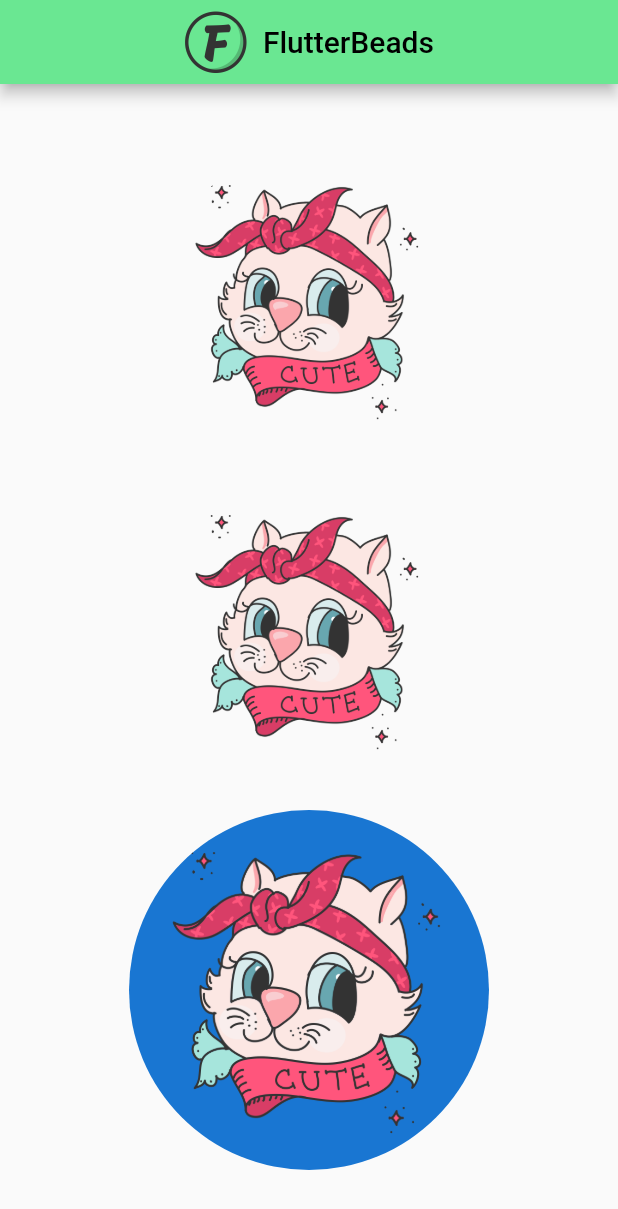
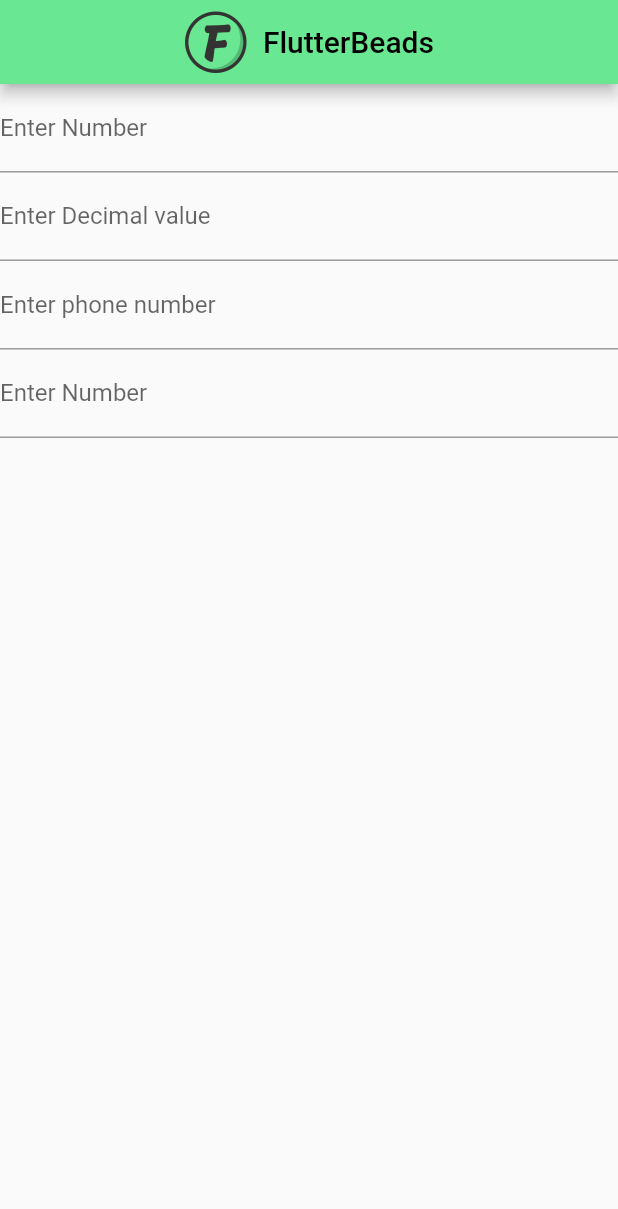
Before and after one commit to pinkeshdarji/flutter_demos_2, a Flutter app: the screen it shows after launch, on a phone screen of 412 x 824 dp. Shown: the top 1209 px of the screen. Run offline on Flutter 3.47's test engine with Material 2 defaults, Android fonts, the phone set to English and light mode, and no system bars.

Commit message:
numeric keyboard done

```diff
--- a/lib/circular_image/circular_image_demo.dart
+++ b/lib/circular_image/circular_image_demo.dart
@@ -28,40 +28,17 @@ class CircularImagemDemo extends StatelessWidget {
         backgroundColor: const Color(0xff6ae792),
       ),
       body: Column(
-        mainAxisAlignment: MainAxisAlignment.center,
+        mainAxisAlignment: MainAxisAlignment.start,
         children: [
-          Center(
-            child: Container(
-              width: 200.0,
-              height: 200.0,
-              decoration: const BoxDecoration(
-                  shape: BoxShape.circle,
-                  image: DecorationImage(
-                      fit: BoxFit.fill,
-                      image: AssetImage("assets/images/cat3.png"))),
-            ),
-          ),
-          SizedBox(
-            height: 20,
-          ),
-          Center(
-            child: ClipRRect(
-              borderRadius: BorderRadius.circular(8.0),
-              child: Container(
-                  width: 200.0,
-                  height: 200.0,
-                  child: Image.asset('assets/images/cat3.png')),
-            ),
-          ),
-          SizedBox(
-            height: 20,
+          const SizedBox(
+            height: 50,
           ),
           Center(
             child: CircleAvatar(
-              backgroundImage: AssetImage('assets/images/cat3.png'),
+              backgroundImage: const AssetImage('assets/images/catw3.png'),
               radius: 120,
               onBackgroundImageError: (e, s) {
-                debugPrint('xx, $e,$s');
+                debugPrint('Image issue, $e,$s');
               },
             ),
           )
--- a/lib/main.dart
+++ b/lib/main.dart
@@ -1,6 +1,6 @@
 import 'package:flutter/material.dart';
 
-import 'circular_image/circular_image_demo.dart';
+import 'numeric_keyboard/numeric_keyboard_demo.dart';
 
 void main() {
   runApp(const MyApp());
@@ -17,7 +17,7 @@ class MyApp extends StatelessWidget {
       theme: ThemeData(
         primarySwatch: Colors.blue,
       ),
-      home: CircularImagemDemo(),
+      home: NumericKeyboardDemo(),
     );
   }
 }
--- /dev/null
+++ b/lib/numeric_keyboard/numeric_keyboard_demo.dart
@@ -0,0 +1,65 @@
+import 'package:flutter/foundation.dart';
+import 'package:flutter/material.dart';
+import 'package:flutter/services.dart';
+
+class NumericKeyboardDemo extends StatelessWidget {
+  const NumericKeyboardDemo({Key? key}) : super(key: key);
+
+  @override
+  Widget build(BuildContext context) {
+    return GestureDetector(
+      onTap: () {
+        FocusManager.instance.primaryFocus?.unfocus();
+      },
+      child: Scaffold(
+        appBar: AppBar(
+          centerTitle: true,
+          title: Row(
+            mainAxisAlignment: MainAxisAlignment.center,
+            children: [
+              Image.asset(
+                'assets/images/logo.png',
+                scale: 12,
+              ),
+              const SizedBox(
+                width: 10,
+              ),
+              const Text(
+                'FlutterBeads',
+                style: TextStyle(color: Colors.black),
+              ),
+            ],
+          ),
+          backgroundColor: const Color(0xff6ae792),
+        ),
+        body: Column(
+          children: [
+            TextField(
+              decoration: InputDecoration(labelText: 'Enter Number'),
+              keyboardType: TextInputType.number,
+              inputFormatters: [FilteringTextInputFormatter.digitsOnly],
+            ),
+            TextField(
+              decoration: InputDecoration(labelText: 'Enter Decimal value'),
+              keyboardType: TextInputType.numberWithOptions(decimal: true),
+              inputFormatters: [
+                FilteringTextInputFormatter.allow(RegExp('[0-9.,]')),
+              ],
+            ),
+            TextField(
+              decoration: InputDecoration(labelText: 'Enter phone number'),
+              keyboardType: TextInputType.phone,
+            ),
+            TextField(
+              decoration: InputDecoration(labelText: 'Enter Number'),
+              keyboardType: defaultTargetPlatform == TargetPlatform.iOS
+                  ? TextInputType.numberWithOptions(decimal: true, signed: true)
+                  : TextInputType.number,
+              inputFormatters: [FilteringTextInputFormatter.digitsOnly],
+            )
+          ],
+        ),
+      ),
+    );
+  }
+}
```
